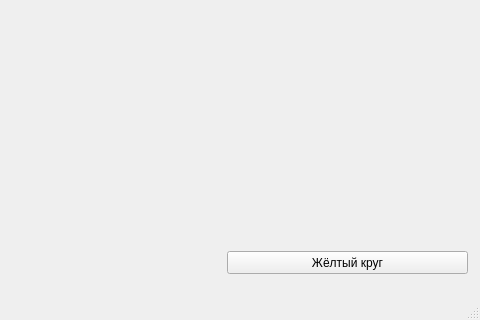
kofeyok58/yellow-circles, file UI.ui: the form before one commit; both pictures show x 203 to 683 and y 169 to 489 of the 683 by 489 pixel window.
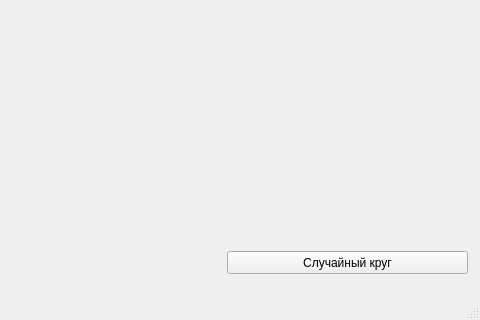
The form after the commit.

Commit message: random circles

```diff
--- a/UI.ui
+++ b/UI.ui
@@ -24,7 +24,7 @@
      </rect>
     </property>
     <property name="text">
-     <string>Жёлтый круг</string>
+     <string>Случайный круг</string>
     </property>
    </widget>
   </widget>
```
The commit also changes 2 other files.
